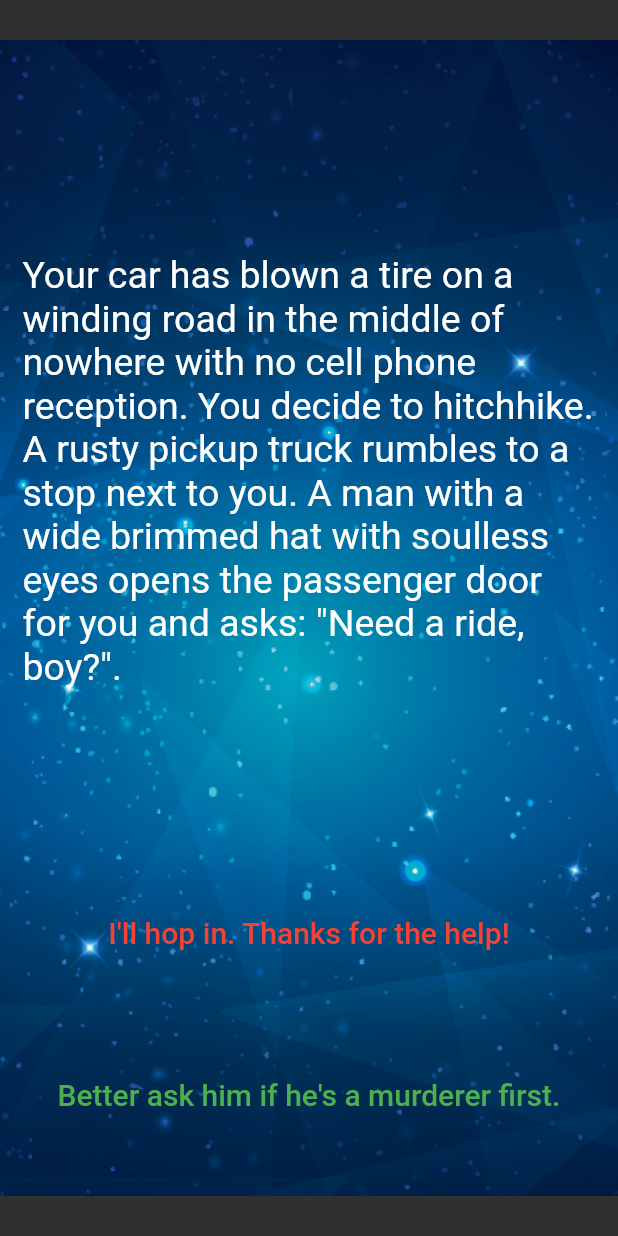
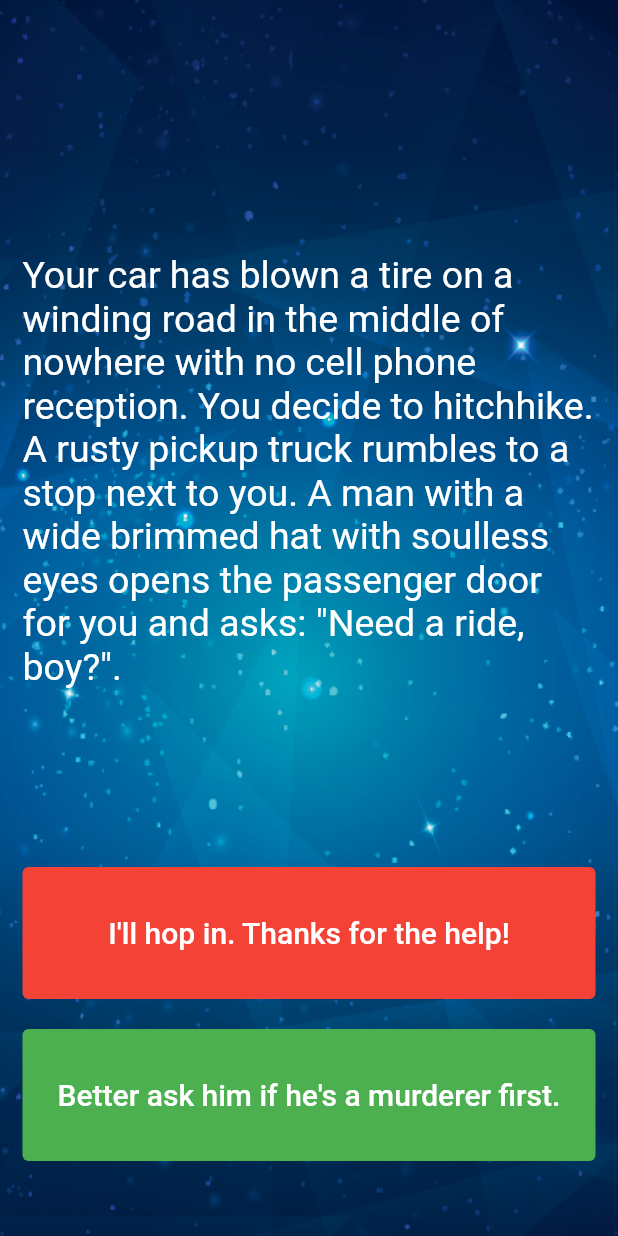
Before and after one commit to Aryan022mittal/MULLENEATOR, a Flutter app: the screen it shows after launch, on a phone screen of 412 x 824 dp. Run offline on Flutter 3.47's test engine with Material 2 defaults, Android fonts, the phone set to English and light mode, and no system bars.

Commit message:
FINAL VERSION

```diff
--- a/lib/main.dart
+++ b/lib/main.dart
@@ -35,6 +35,7 @@ class _StoryPageState extends State<StoryPage> {
         decoration: BoxDecoration(
           image: DecorationImage(
               image: AssetImage('images/background.png'),
+            fit: BoxFit.fill,
 
           ),
         ),
@@ -65,12 +66,13 @@ class _StoryPageState extends State<StoryPage> {
                           });
                         },
                         style:TextButton.styleFrom(
-                          foregroundColor: Colors.red,
+                          backgroundColor: Colors.red,
                         ),
                         child:Text(
                           storyBrain.getChoice1(),
                           style: TextStyle(
                             fontSize: 20.0,
+                            color: Colors.white,
                           ),
                         ),
                       ),
@@ -90,12 +92,13 @@ class _StoryPageState extends State<StoryPage> {
                         });
                       },
                       style:TextButton.styleFrom(
-                        foregroundColor: Colors.green,
+                        backgroundColor: Colors.green,
                       ),
                       child:Text(
                         storyBrain.getChoice2(),
                         style: TextStyle(
                           fontSize: 20.0,
+                          color: Colors.white,
                         ),
                       ),
                     ),
```
